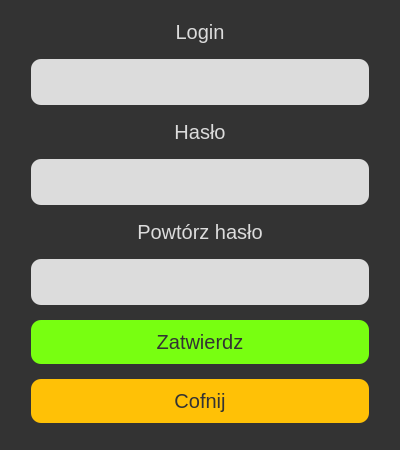
Czajsoon/TwojeKalorieApp, file createaccount.ui: the form before one commit.
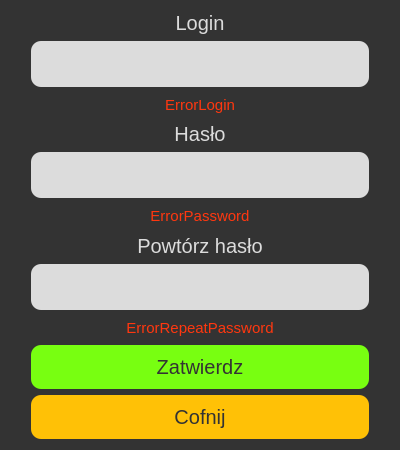
The form after the commit.

What changed in the file:
```diff
--- a/createaccount.ui
+++ b/createaccount.ui
@@ -81,6 +81,21 @@
 
 QLabel{
 	color: rgb(220, 220, 220);
+}
+
+QLabel#ErrorLogin{
+	font-size:15px;
+	color: rgb(255, 55, 15);
+}
+
+QLabel#ErrorPassword{
+	font-size:15px;
+	color: rgb(255, 55, 15);
+}
+
+QLabel#ErrorRepeatPassword{
+	font-size:15px;
+	color: rgb(255, 55, 15);
 }</string>
   </property>
   <layout class="QVBoxLayout" name="verticalLayout">
@@ -107,6 +122,21 @@
      </property>
     </widget>
    </item>
+   <item>
+    <widget class="QLabel" name="ErrorLogin">
+     <property name="font">
+      <font>
+       <pointsize>-1</pointsize>
+      </font>
+     </property>
+     <property name="text">
+      <string>ErrorLogin</string>
+     </property>
+     <property name="alignment">
+      <set>Qt::AlignCenter</set>
+     </property>
+    </widget>
+   </item>
    <item>
     <widget class="QLabel" name="label">
      <property name="sizePolicy">
@@ -133,6 +163,16 @@
      </property>
     </widget>
    </item>
+   <item>
+    <widget class="QLabel" name="ErrorPassword">
+     <property name="text">
+      <string>ErrorPassword</string>
+     </property>
+     <property name="alignment">
+      <set>Qt::AlignCenter</set>
+     </property>
+    </widget>
+   </item>
    <item>
     <widget class="QLabel" name="label_3">
      <property name="sizePolicy">
@@ -162,6 +202,16 @@
      </property>
     </widget>
    </item>
+   <item>
+    <widget class="QLabel" name="ErrorRepeatPassword">
+     <property name="text">
+      <string>ErrorRepeatPassword</string>
+     </property>
+     <property name="alignment">
+      <set>Qt::AlignCenter</set>
+     </property>
+    </widget>
+   </item>
    <item>
     <widget class="QPushButton" name="pushButton">
      <property name="cursor">
```
